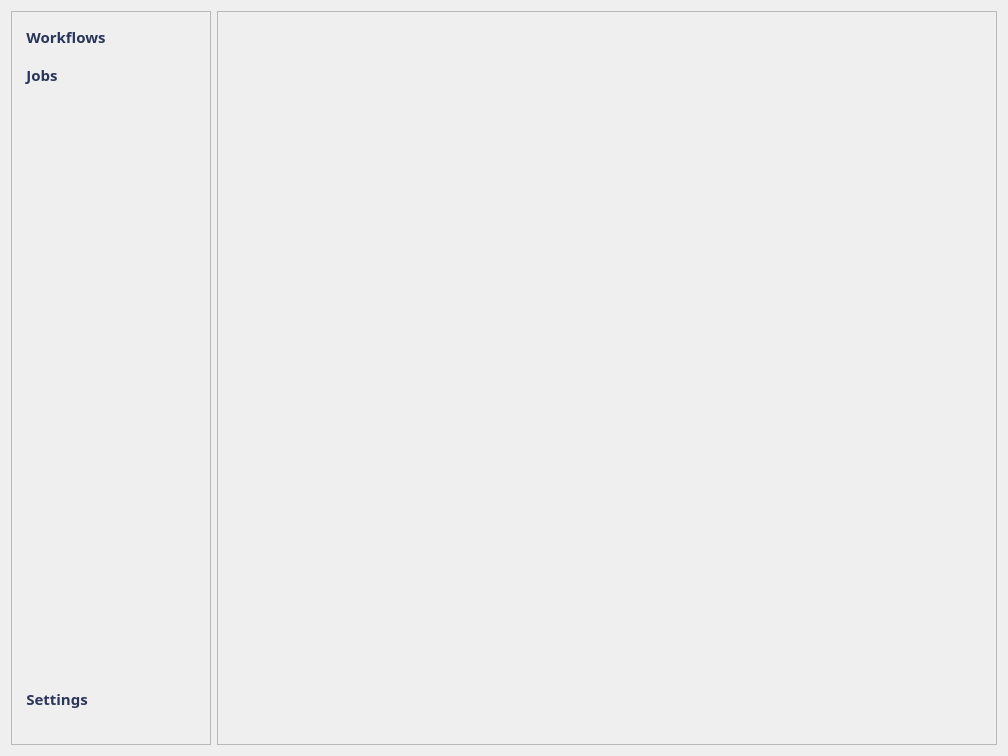
This is eodh_qgis/ui/main.ui in EO-DataHub/eodh-qgis as Qt 5 draws it before an edit. The edited form follows.
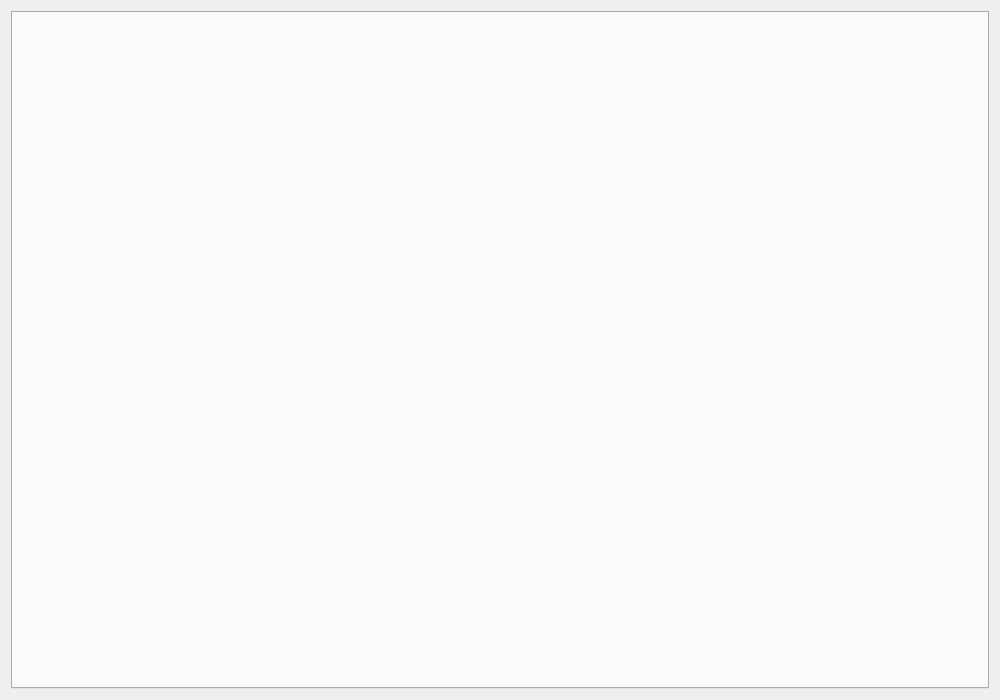
This is the edited form. Icons and pictures are not drawn.

Diff of the .ui file:
```diff
--- a/eodh_qgis/ui/main.ui
+++ b/eodh_qgis/ui/main.ui
@@ -6,264 +6,25 @@
    <rect>
     <x>0</x>
     <y>0</y>
-    <width>1008</width>
-    <height>756</height>
+    <width>1000</width>
+    <height>700</height>
    </rect>
   </property>
-  <property name="font">
-   <font>
-    <family>Fira Sans</family>
-    <pointsize>11</pointsize>
-    <weight>50</weight>
-    <bold>false</bold>
-   </font>
+  <property name="minimumSize">
+   <size>
+    <width>1000</width>
+    <height>700</height>
+   </size>
   </property>
   <property name="windowTitle">
    <string>Dialog</string>
   </property>
-  <property name="styleSheet">
-   <string notr="true">QFrame#frame { background: #EFEFEF }
-
-QPushButton { 
-	background: #BCCEEB;
-	color: #2A3559;
-	font-weight: bold;
-}
-</string>
-  </property>
-  <layout class="QHBoxLayout" name="horizontalLayout">
+  <layout class="QVBoxLayout" name="verticalLayout">
    <item>
-    <widget class="QFrame" name="frame">
-     <property name="minimumSize">
-      <size>
-       <width>200</width>
-       <height>0</height>
-      </size>
+    <widget class="QTabWidget" name="tab_widget">
+     <property name="currentIndex">
+      <number>0</number>
      </property>
-     <property name="maximumSize">
-      <size>
-       <width>200</width>
-       <height>16777215</height>
-      </size>
-     </property>
-     <property name="styleSheet">
-      <string notr="true">QPushButton {
-	border: none;
-	background-color: transparent;
-	background: none;
-	padding: 5px;
-}
-
-QPushButton:hover, QPushButton[selected=true]   {
-	background: #BCCEEB;
-	border-radius: 10px;	
-}</string>
-     </property>
-     <property name="frameShape">
-      <enum>QFrame::StyledPanel</enum>
-     </property>
-     <property name="frameShadow">
-      <enum>QFrame::Raised</enum>
-     </property>
-     <layout class="QVBoxLayout" name="verticalLayout">
-      <item>
-       <layout class="QHBoxLayout" name="horizontalLayout_4">
-        <item>
-         <widget class="QPushButton" name="workflows_button">
-          <property name="font">
-           <font>
-            <family>Fira Sans</family>
-            <pointsize>11</pointsize>
-            <weight>75</weight>
-            <bold>true</bold>
-           </font>
-          </property>
-          <property name="text">
-           <string>Workflows</string>
-          </property>
-          <property name="icon">
-           <iconset resource="../../resources/resources.qrc">
-            <normaloff>:/plugins/eodh_qgis/wf-icon.png</normaloff>:/plugins/eodh_qgis/wf-icon.png</iconset>
-          </property>
-          <property name="iconSize">
-           <size>
-            <width>30</width>
-            <height>30</height>
-           </size>
-          </property>
-          <property name="checkable">
-           <bool>false</bool>
-          </property>
-          <property name="checked">
-           <bool>false</bool>
-          </property>
-          <property name="selected" stdset="0">
-           <bool>false</bool>
-          </property>
-         </widget>
-        </item>
-        <item>
-         <spacer name="horizontalSpacer_3">
-          <property name="orientation">
-           <enum>Qt::Horizontal</enum>
-          </property>
-          <property name="sizeHint" stdset="0">
-           <size>
-            <width>40</width>
-            <height>20</height>
-           </size>
-          </property>
-         </spacer>
-        </item>
-       </layout>
-      </item>
-      <item>
-       <layout class="QHBoxLayout" name="horizontalLayout_3">
-        <item>
-         <widget class="QPushButton" name="jobs_button">
-          <property name="font">
-           <font>
-            <family>Fira Sans</family>
-            <pointsize>11</pointsize>
-            <weight>75</weight>
-            <bold>true</bold>
-           </font>
-          </property>
-          <property name="text">
-           <string>Jobs</string>
-          </property>
-          <property name="icon">
-           <iconset resource="../../resources/resources.qrc">
-            <normaloff>:/plugins/eodh_qgis/jobs-icon.png</normaloff>:/plugins/eodh_qgis/jobs-icon.png</iconset>
-          </property>
-          <property name="iconSize">
-           <size>
-            <width>30</width>
-            <height>30</height>
-           </size>
-          </property>
-          <property name="selected" stdset="0">
-           <bool>false</bool>
-          </property>
-         </widget>
-        </item>
-        <item>
-         <spacer name="horizontalSpacer_2">
-          <property name="orientation">
-           <enum>Qt::Horizontal</enum>
-          </property>
-          <property name="sizeHint" stdset="0">
-           <size>
-            <width>40</width>
-            <height>20</height>
-           </size>
-          </property>
-         </spacer>
-        </item>
-       </layout>
-      </item>
-      <item>
-       <spacer name="verticalSpacer">
-        <property name="orientation">
-         <enum>Qt::Vertical</enum>
-        </property>
-        <property name="sizeHint" stdset="0">
-         <size>
-          <width>20</width>
-          <height>40</height>
-         </size>
-        </property>
-       </spacer>
-      </item>
-      <item>
-       <layout class="QHBoxLayout" name="horizontalLayout_2">
-        <item>
-         <widget class="QPushButton" name="settings_button">
-          <property name="sizePolicy">
-           <sizepolicy hsizetype="Maximum" vsizetype="Maximum">
-            <horstretch>0</horstretch>
-            <verstretch>0</verstretch>
-           </sizepolicy>
-          </property>
-          <property name="font">
-           <font>
-            <family>Fira Sans</family>
-            <pointsize>11</pointsize>
-            <weight>75</weight>
-            <bold>true</bold>
-           </font>
-          </property>
-          <property name="styleSheet">
-           <string notr="true"/>
-          </property>
-          <property name="text">
-           <string>Settings</string>
-          </property>
-          <property name="icon">
-           <iconset resource="../../resources/resources.qrc">
-            <normaloff>:/plugins/eodh_qgis/settings-icon.png</normaloff>:/plugins/eodh_qgis/settings-icon.png</iconset>
-          </property>
-          <property name="iconSize">
-           <size>
-            <width>30</width>
-            <height>30</height>
-           </size>
-          </property>
-          <property name="selected" stdset="0">
-           <bool>false</bool>
-          </property>
-         </widget>
-        </item>
-        <item>
-         <spacer name="horizontalSpacer">
-          <property name="orientation">
-           <enum>Qt::Horizontal</enum>
-          </property>
-          <property name="sizeHint" stdset="0">
-           <size>
-            <width>40</width>
-            <height>20</height>
-           </size>
-          </property>
-         </spacer>
-        </item>
-       </layout>
-      </item>
-      <item>
-       <widget class="QLabel" name="logo">
-        <property name="maximumSize">
-         <size>
-          <width>200</width>
-          <height>75</height>
-         </size>
-        </property>
-        <property name="text">
-         <string/>
-        </property>
-        <property name="pixmap">
-         <pixmap resource="../../resources/resources.qrc">:/plugins/eodh_qgis/EODH-logo.png</pixmap>
-        </property>
-        <property name="scaledContents">
-         <bool>true</bool>
-        </property>
-       </widget>
-      </item>
-     </layout>
-    </widget>
-   </item>
-   <item>
-    <widget class="QFrame" name="frame_2">
-     <property name="frameShape">
-      <enum>QFrame::StyledPanel</enum>
-     </property>
-     <property name="frameShadow">
-      <enum>QFrame::Raised</enum>
-     </property>
-     <layout class="QVBoxLayout" name="verticalLayout_2">
-      <item>
-       <widget class="QStackedWidget" name="content_widget"/>
-      </item>
-     </layout>
     </widget>
    </item>
   </layout>
```
Left out of the diff: 7 changed lines with no effect on the pictures.
